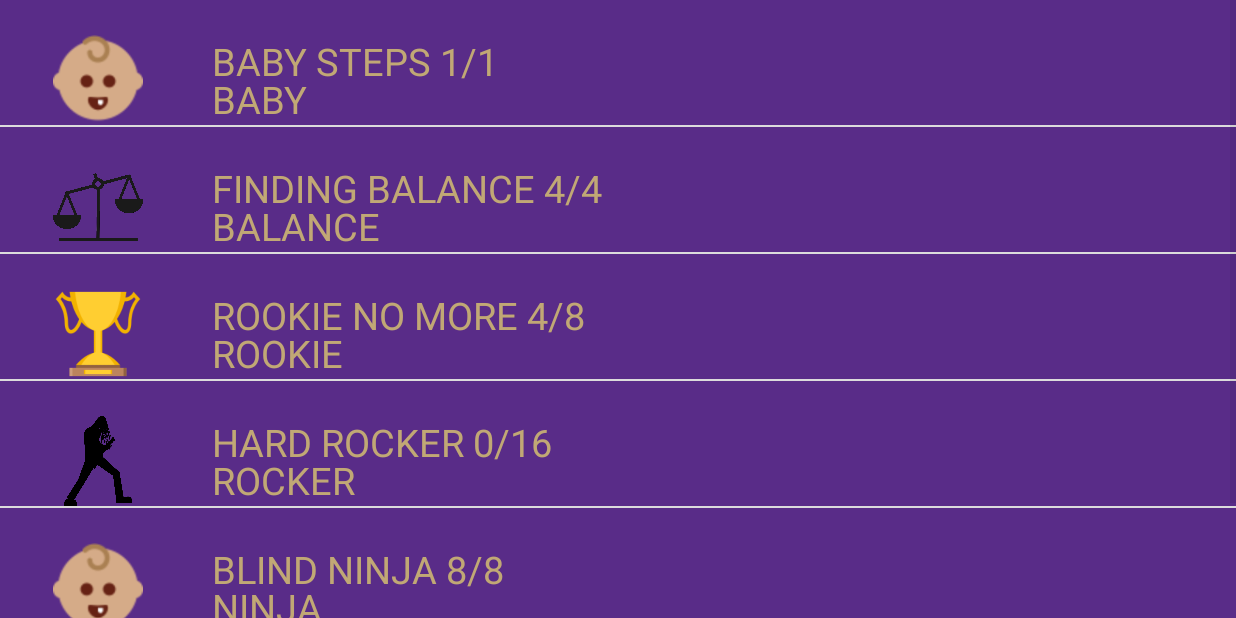
After one commit to bdvanwingerden/SheetMusicTutor, an Android app: the AchievementsListView screen opened directly, with no data from a screen before it, on a phone screen of 824 x 412 dp (held sideways). The commit adds this screen. Run offline under Robolectric (Android 15) with nearby library versions, the phone set to English and light mode, and no system bars.

Commit message:
ListView Achievements
n/a

```diff
--- a/Sheet_Music_Tutor/app/src/main/AndroidManifest.xml
+++ b/Sheet_Music_Tutor/app/src/main/AndroidManifest.xml
@@ -52,6 +52,8 @@
             android:theme="@style/AppTheme" />
         <activity android:name=".Achievements"
             android:screenOrientation="landscape"></activity>
+        <activity android:name=".AchievementsListView"
+            android:screenOrientation="landscape"></activity>
     </application>
 
 </manifest>
--- a/Sheet_Music_Tutor/app/src/main/java/vanwingerdenbarrier/sheetmusictutor/Achievements.java
+++ b/Sheet_Music_Tutor/app/src/main/java/vanwingerdenbarrier/sheetmusictutor/Achievements.java
@@ -85,7 +85,7 @@ public class Achievements extends AppCompatActivity {
 
     /**
      * Will change the button to reflect the user having reached the goal need to
-     * Obtain the babySteps achievement
+     * Obtain the baby achievement
      */
     public void babySteps(){
         if(current.getNumQuestionsCorrect() >= BABY) {
@@ -93,7 +93,7 @@ public class Achievements extends AppCompatActivity {
             a1.setBackground(getResources().getDrawable(R.drawable.round_button_achievement));
             achievementCount++;
         }
-    }//end babySteps()
+    }//end baby()
 
     /**
      * Will change the button to reflect the user having reached the goal need to
--- /dev/null
+++ b/Sheet_Music_Tutor/app/src/main/java/vanwingerdenbarrier/sheetmusictutor/AchievementsListView.java
@@ -0,0 +1,78 @@
+package vanwingerdenbarrier.sheetmusictutor;
+
+import android.os.Bundle;
+import android.support.v7.app.AppCompatActivity;
+import android.view.View;
+import android.view.ViewGroup;
+import android.widget.BaseAdapter;
+import android.widget.ImageView;
+import android.widget.ListView;
+import android.widget.ProgressBar;
+import android.widget.TextView;
+
+import vanwingerdenbarrier.sheetmusictutor.R;
+
+/**
+ * Created by Doriangh4 on 3/11/2018.
+ */
+
+public class AchievementsListView extends AppCompatActivity{
+
+    ProgressBar progressBar;
+
+    int[] IMAGES = {R.drawable.baby,R.drawable.balance,R.drawable.rookie,R.drawable.rocker,
+            R.drawable.baby,R.drawable.baby};
+
+    String[] NAMES = {"BABY STEPS 1/1","FINDING BALANCE 4/4","ROOKIE NO MORE 4/8","HARD ROCKER 0/16",
+            "BLIND NINJA 8/8","NOTE-MEISTER 4/5"};
+
+    String[] DESCRIPTIONS = {"BABY","BALANCE","ROOKIE","ROCKER","NINJA","NOTE"};
+
+    @Override
+    protected void onCreate(Bundle savedInstanceState){
+        super.onCreate(savedInstanceState);
+        setContentView(R.layout.activity_achievements_list);
+
+        ListView listView = (ListView) findViewById(R.id.ListView1);
+
+        CustomAdapter customAdapter = new CustomAdapter();
+
+        listView.setAdapter(customAdapter);
+
+
+    }//end onCreate
+
+    class CustomAdapter extends BaseAdapter {
+
+        @Override
+        public int getCount() {
+            return IMAGES.length;
+        }
+
+        @Override
+        public Object getItem(int i) {
+            return null;
+        }
+
+        @Override
+        public long getItemId(int i) {
+            return 0;
+        }
+
+        @Override
+        public View getView(int i, View view, ViewGroup viewGroup) {
+            view = getLayoutInflater().inflate(R.layout.acivity_cutsom_list_view,null);
+
+            ImageView imageView = (ImageView) view.findViewById(R.id.imageView3);
+            TextView textView_name = (TextView) view.findViewById(R.id.textView_name);
+            TextView textView_description = (TextView) view.findViewById(R.id.textView_description);
+
+            imageView.setImageResource(IMAGES[i]);
+            textView_name.setText(NAMES[i]);
+            textView_description.setText(DESCRIPTIONS[i]);
+
+            return view;
+        }
+    }//end class CustomAdapter
+
+}
--- a/Sheet_Music_Tutor/app/src/main/java/vanwingerdenbarrier/sheetmusictutor/OptionsActivity.java
+++ b/Sheet_Music_Tutor/app/src/main/java/vanwingerdenbarrier/sheetmusictutor/OptionsActivity.java
@@ -25,7 +25,7 @@ public class OptionsActivity extends AppCompatActivity {
      * @param v
      */
     public void userAchievements(View v){
-        Intent userAchievments = new Intent(this,Achievements.class);
+        Intent userAchievments = new Intent(this,AchievementsListView.class);
         this.startActivity(userAchievments);
     }//end
 
--- /dev/null
+++ b/Sheet_Music_Tutor/app/src/main/res/layout/acivity_cutsom_list_view.xml
@@ -0,0 +1,42 @@
+<?xml version="1.0" encoding="utf-8"?>
+<RelativeLayout
+    xmlns:android="http://schemas.android.com/apk/res/android"
+    xmlns:app="http://schemas.android.com/apk/res-auto"
+    android:layout_width="match_parent"
+    android:layout_height="match_parent"
+    android:background="@color/purple">
+
+    <ImageView
+        android:id="@+id/imageView3"
+        android:layout_width="60dp"
+        android:layout_height="60dp"
+        android:layout_alignParentStart="true"
+        android:layout_alignParentTop="true"
+        android:layout_marginStart="35dp"
+        android:layout_marginTop="23dp"
+        app:srcCompat="@drawable/baby"
+        />
+
+    <TextView
+        android:textSize="25sp"
+        android:id="@+id/textView_name"
+        android:layout_width="wrap_content"
+        android:layout_height="wrap_content"
+        android:layout_alignTop="@+id/imageView3"
+        android:layout_marginStart="46dp"
+        android:layout_toEndOf="@+id/imageView3"
+        android:text="TextView"
+        android:textColor="@color/gold"/>
+
+    <TextView
+        android:textSize="25sp"
+        android:textColor="@color/gold"
+        android:id="@+id/textView_description"
+        android:layout_width="wrap_content"
+        android:layout_height="wrap_content"
+        android:layout_alignBottom="@+id/imageView3"
+        android:layout_alignStart="@+id/textView_name"
+        android:text="TextView" />
+
+
+</RelativeLayout>
--- /dev/null
+++ b/Sheet_Music_Tutor/app/src/main/res/layout/activity_achievements_list.xml
@@ -0,0 +1,12 @@
+<?xml version="1.0" encoding="utf-8"?>
+<LinearLayout
+    xmlns:android="http://schemas.android.com/apk/res/android" android:layout_width="match_parent"
+    android:layout_height="match_parent">
+
+    <ListView
+        android:layout_width="match_parent"
+        android:layout_height="match_parent"
+        android:id="@+id/ListView1"
+        ></ListView>
+
+</LinearLayout>
```
Also changed, not shown: Sheet_Music_Tutor/app/src/main/res/drawable/anote.png (added), Sheet_Music_Tutor/app/src/main/res/drawable/baby.png (added), Sheet_Music_Tutor/app/src/main/res/drawable/balance.png (added), Sheet_Music_Tutor/app/src/main/res/drawable/ninja.png (added), Sheet_Music_Tutor/app/src/main/res/drawable/pianist.png (added), Sheet_Music_Tutor/app/src/main/res/drawable/rocker.png (added), Sheet_Music_Tutor/app/src/main/res/drawable/rookie.png (added).
